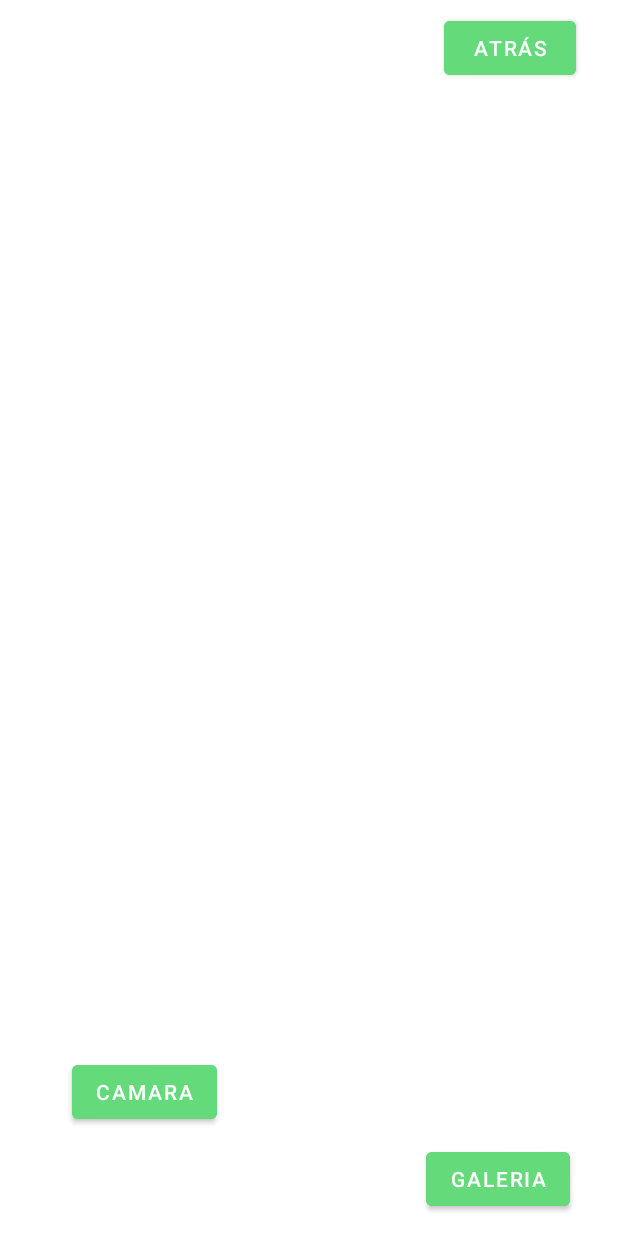
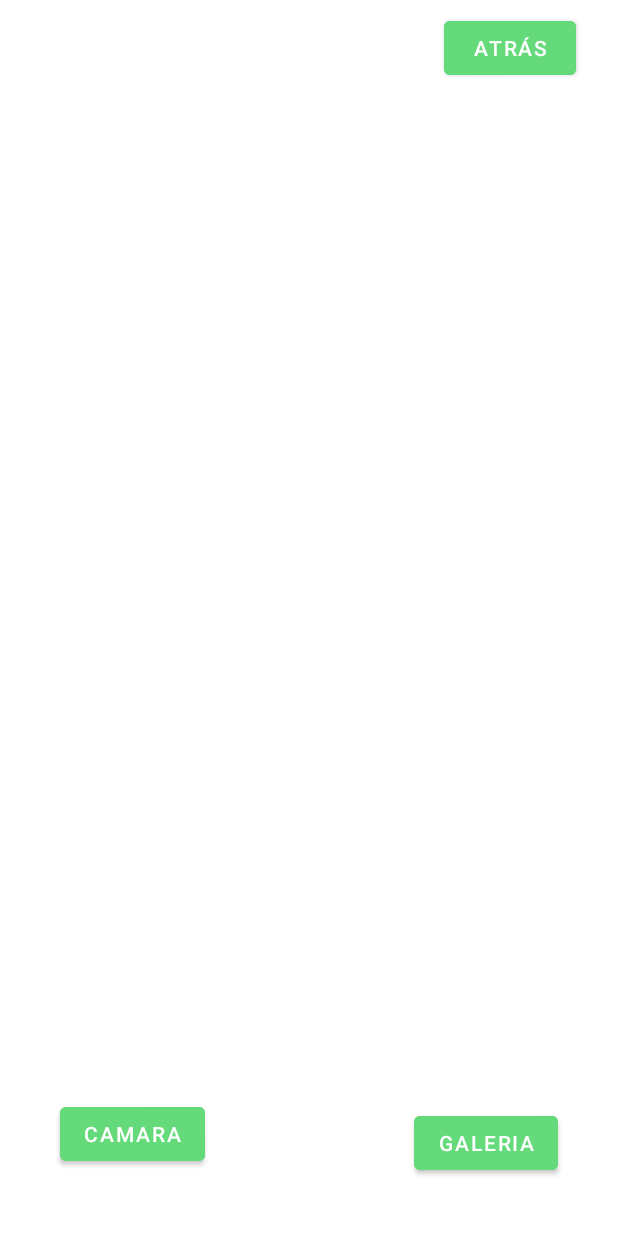
Before and after one commit to Orjuelalaley/Security_System_Trapped, an Android app: the CamaraSalaActivity screen opened directly, with no data from a screen before it, after a tap on "CAMARA", on a phone screen of 412 x 824 dp. Run offline under Robolectric (Android 15) with nearby library versions, the phone set to English and light mode, and no system bars.

Commit message:
Acceso a camara con permisos final

```diff
--- a/app/src/main/java/com/example/proyectomovil/CamaraSalaActivity.java
+++ b/app/src/main/java/com/example/proyectomovil/CamaraSalaActivity.java
@@ -62,11 +62,15 @@ public class CamaraSalaActivity extends AppCompatActivity {
 
         binding.video.setVisibility(View.VISIBLE);
         binding.buttonTake.setOnClickListener(view -> {
-            if(requestPermission(CamaraSalaActivity.this, new String[]{camaraPerm, storagePerm,storageWritePerm}, CAMERA_VIDEO_PERMISSION_ID)){
+            if(requestPermission(CamaraSalaActivity.this, new String[]{camaraPerm,storageWritePerm}, CAMERA_VIDEO_PERMISSION_ID)){
                 startCameraVideo(binding.getRoot());
             }
         });
-        binding.buttonGallery.setOnClickListener(view -> startGalleryVideo(binding.getRoot()));
+        binding.buttonGallery.setOnClickListener(view -> {
+            if (requestGalleryPermission(this, storagePerm, GALLERY_VIDEO_PERMISSION_ID)){
+                startGalleryVideo(binding.getRoot());
+            }
+        });
 
         binding.buttonAtras.setOnClickListener(new View.OnClickListener() {
             public void onClick(View v) {
@@ -77,16 +81,29 @@ public class CamaraSalaActivity extends AppCompatActivity {
 
     }
 
-    /*private boolean requestPermission(Activity context,String permission, int id){
-        if (ActivityCompat.checkSelfPermission(this,Manifest.permission.CAMERA)!= PackageManager.PERMISSION_GRANTED){
+
+    private boolean requestPermission(Activity context, String[] permission, int id) {
+        if (ActivityCompat.checkSelfPermission(this, Manifest.permission.CAMERA)
+                != PackageManager.PERMISSION_GRANTED) {
             ActivityCompat.requestPermissions(
                     this,
-                    new String[]{permission},
+                    permission,
                     id);
+            Log.w(TAG, "requestPermission: HOLA");
+            return false;
+        }
+        if (ActivityCompat.checkSelfPermission(this, Manifest.permission.WRITE_EXTERNAL_STORAGE)
+                != PackageManager.PERMISSION_GRANTED) {
+            ActivityCompat.requestPermissions(
+                    this,
+                    permission,
+                    id);
+            Log.w(TAG, "requestPermission: HOLA");
             return false;
         }
         return true;
     }
+
     private boolean requestGalleryPermission(Activity context, String permission, int id){
         if (ActivityCompat.checkSelfPermission(this, Manifest.permission.READ_EXTERNAL_STORAGE) != PackageManager.PERMISSION_GRANTED){
             ActivityCompat.requestPermissions(
@@ -96,38 +113,7 @@ public class CamaraSalaActivity extends AppCompatActivity {
             return false;
         }
         return true;
-    }¨*/
-   private boolean requestPermission(Activity context, String[] permission, int id) {
-        if (ActivityCompat.checkSelfPermission(this, Manifest.permission.CAMERA)
-                != PackageManager.PERMISSION_GRANTED) {
-            ActivityCompat.requestPermissions(
-                    this,
-                    permission,
-                    id);
-            Log.w(TAG, "requestPermission: HOLA");
-            return false;
-        }
-        if (ActivityCompat.checkSelfPermission(this, Manifest.permission.READ_EXTERNAL_STORAGE)
-                != PackageManager.PERMISSION_GRANTED) {
-            ActivityCompat.requestPermissions(
-                    this,
-                    permission,
-                    id);
-            Log.w(TAG, "requestPermission: HOLA");
-            return false;
-        }
-       if (ActivityCompat.checkSelfPermission(this, Manifest.permission.WRITE_EXTERNAL_STORAGE)
-               != PackageManager.PERMISSION_GRANTED) {
-           ActivityCompat.requestPermissions(
-                   this,
-                   permission,
-                   id);
-           Log.w(TAG, "requestPermission: HOLA");
-           return false;
-       }
-        return true;
     }
-
 
 
     private void initView(){
@@ -145,6 +131,9 @@ public class CamaraSalaActivity extends AppCompatActivity {
         super.onRequestPermissionsResult(requestCode, permissions, grantResults);
         if(requestCode == CAMERA_VIDEO_PERMISSION_ID){
             startCameraVideo(binding.getRoot());
+        }
+        if(requestCode == GALLERY_VIDEO_PERMISSION_ID){
+            startGalleryVideo(binding.getRoot());
         }
     }
 
--- a/app/src/main/res/layout/camara_sala.xml
+++ b/app/src/main/res/layout/camara_sala.xml
@@ -4,20 +4,21 @@
     xmlns:tools="http://schemas.android.com/tools"
     android:layout_width="match_parent"
     android:layout_height="match_parent">
+
     <androidx.constraintlayout.widget.ConstraintLayout
         android:id="@+id/constrain"
         android:layout_width="match_parent"
         android:layout_height="match_parent"
-        tools:layout_editor_absoluteX="-117dp"
-        tools:layout_editor_absoluteY="-88dp">
+        tools:layout_editor_absoluteX="16dp"
+        tools:layout_editor_absoluteY="-99dp">
 
 
         <com.google.android.material.button.MaterialButton
             android:id="@+id/button_take"
             android:layout_width="wrap_content"
             android:layout_height="wrap_content"
-            android:layout_marginStart="48dp"
-            android:layout_marginBottom="72dp"
+            android:layout_marginStart="40dp"
+            android:layout_marginBottom="44dp"
             android:backgroundTint="@color/verdeTrappedClaro"
             android:text="@string/Camara"
             app:layout_constraintBottom_toBottomOf="parent"
@@ -27,8 +28,8 @@
             android:id="@+id/button_gallery"
             android:layout_width="wrap_content"
             android:layout_height="wrap_content"
-            android:layout_marginTop="68dp"
-            android:layout_marginEnd="32dp"
+            android:layout_marginTop="16dp"
+            android:layout_marginEnd="40dp"
             android:backgroundTint="@color/verdeTrappedClaro"
             android:text="@string/Galeria"
             app:layout_constraintEnd_toEndOf="parent"
@@ -43,8 +44,7 @@
             android:backgroundTint="@color/verdeTrappedClaro"
             android:text="@string/Atras"
             app:layout_constraintEnd_toEndOf="parent"
-            app:layout_constraintTop_toTopOf="parent"
-            />
+            app:layout_constraintTop_toTopOf="parent" />
 
         <LinearLayout
             android:id="@+id/video"
```
Also changed, not shown: app/src/main/res/layout/fragment_devices.xml (+13 -29 lines).
